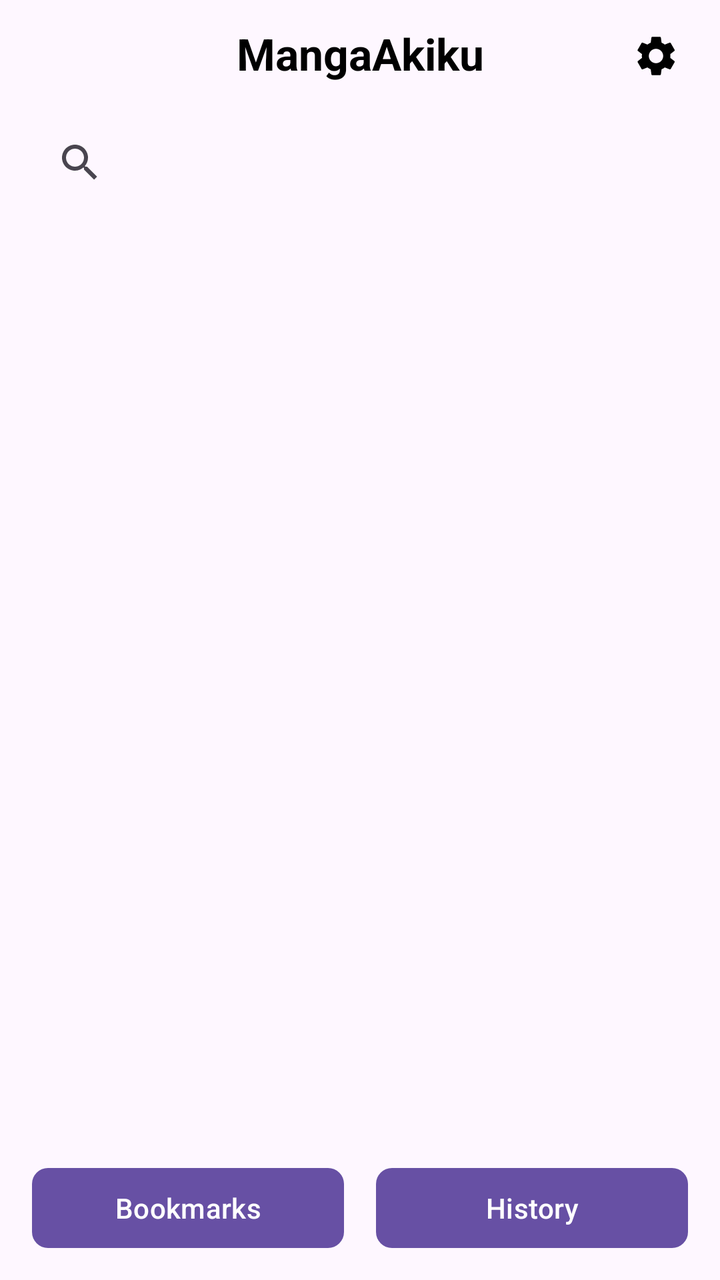
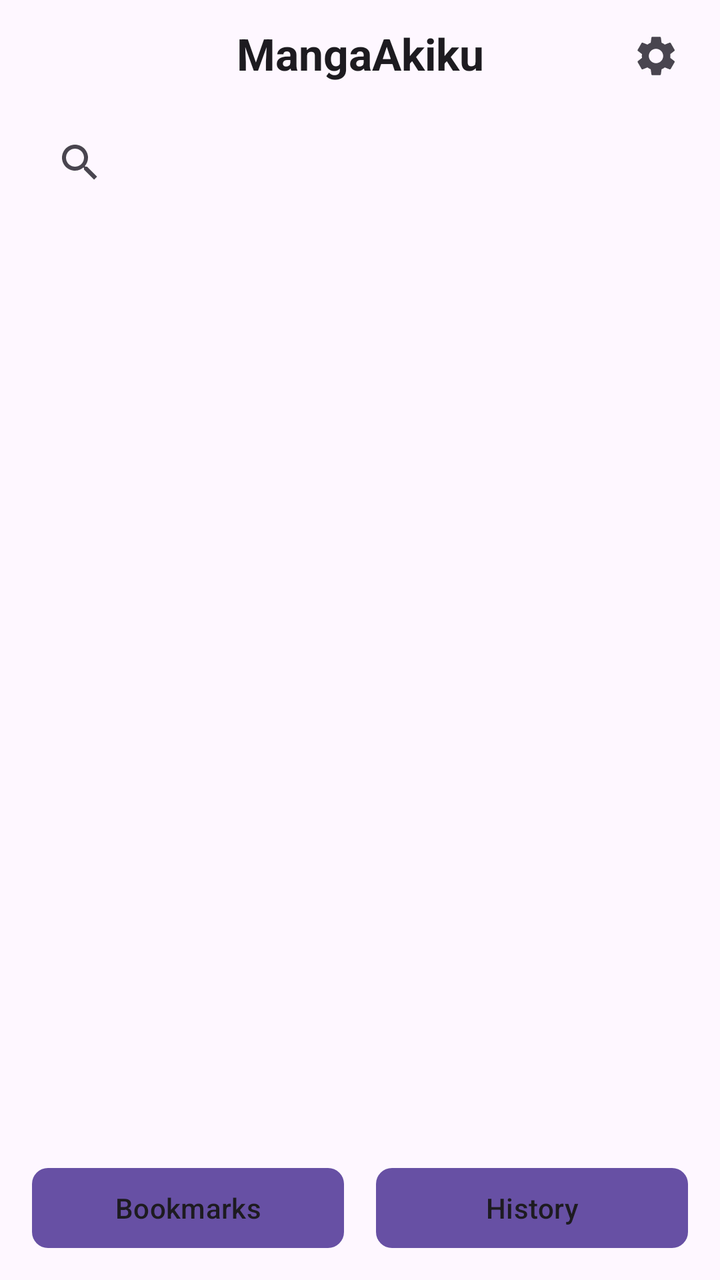

Before-and-after screenshots of an Android layout around one commit, followed by the original layout XML and the change that was made.
<!-- AndroidManifest.xml: application theme Theme.MangaV5 -->
<!-- res/layout/activity_home_page.xml -->
<?xml version="1.0" encoding="utf-8"?>
<androidx.constraintlayout.widget.ConstraintLayout
    xmlns:android="http://schemas.android.com/apk/res/android"
    xmlns:app="http://schemas.android.com/apk/res-auto"
    xmlns:tools="http://schemas.android.com/tools"
    android:id="@+id/main"
    android:layout_width="match_parent"
    android:layout_height="match_parent"
    android:fitsSystemWindows="true"
    tools:context=".MainActivitys.HomePage">

    
    <TextView
        android:id="@+id/app_title"
        android:layout_width="wrap_content"
        android:layout_height="wrap_content"
        android:text="MangaAkiku"
        android:textSize="22sp"
        android:textStyle="bold"
        android:textColor="@android:color/black"
        app:layout_constraintTop_toTopOf="parent"
        app:layout_constraintStart_toStartOf="parent"
        app:layout_constraintEnd_toEndOf="parent"
        android:gravity="center"
        android:layout_marginTop="12dp"/>

    
    <ImageButton
        android:id="@+id/button_settings"
        android:layout_width="40dp"
        android:layout_height="40dp"
        android:background="?attr/selectableItemBackgroundBorderless"
        android:contentDescription="Settings"
        android:padding="8dp"
        android:src="@drawable/ic_settings"
        app:tint="@android:color/black"
        app:layout_constraintTop_toTopOf="parent"
        app:layout_constraintEnd_toEndOf="parent"
        android:layout_marginTop="8dp"
        android:layout_marginEnd="12dp"/>

    <androidx.appcompat.widget.SearchView
        android:id="@+id/search_bar"
        android:layout_width="0dp"
        android:layout_height="wrap_content"
        android:layout_marginTop="16dp"
        android:layout_marginStart="16dp"
        android:layout_marginEnd="16dp"
        android:queryHint="Search manga"
        app:layout_constraintTop_toBottomOf="@id/app_title"
        app:layout_constraintStart_toStartOf="parent"
        app:layout_constraintEnd_toEndOf="parent" />

    
    <androidx.recyclerview.widget.RecyclerView
        android:id="@+id/recycler_main"
        android:layout_width="0dp"
        android:layout_height="0dp"
        android:layout_marginTop="8dp"
        app:layout_constraintTop_toBottomOf="@id/search_bar"
        app:layout_constraintStart_toStartOf="parent"
        app:layout_constraintEnd_toEndOf="parent"
        app:layout_constraintBottom_toTopOf="@id/bottom_buttons_container"
        android:clipToPadding="false"
        android:paddingBottom="16dp" />

    
    <androidx.recyclerview.widget.RecyclerView
        android:id="@+id/recycler_search_results"
        android:layout_width="374dp"
        android:layout_height="403dp"
        android:layout_marginTop="8dp"
        android:background="@drawable/rounded_background"
        android:elevation="8dp"
        android:padding="8dp"
        android:visibility="gone"
        app:layout_constraintEnd_toEndOf="parent"
        app:layout_constraintHorizontal_bias="0.5"
        app:layout_constraintStart_toStartOf="parent"
        app:layout_constraintTop_toBottomOf="@id/search_bar" />

    
    <LinearLayout
        android:id="@+id/bottom_buttons_container"
        android:layout_width="0dp"
        android:layout_height="wrap_content"
        android:layout_margin="16dp"
        android:orientation="horizontal"
        android:gravity="center"
        app:layout_constraintBottom_toBottomOf="parent"
        app:layout_constraintStart_toStartOf="parent"
        app:layout_constraintEnd_toEndOf="parent">

        <Button
            android:id="@+id/button_bookmarks"
            android:layout_width="0dp"
            android:layout_height="40dp"
            android:layout_weight="1"
            android:text="Bookmarks"
            android:textColor="@android:color/white"
            android:textSize="14sp"
            android:layout_marginEnd="8dp"
            android:background="@drawable/rounded_button" />

        <Button
            android:id="@+id/button_history"
            android:layout_width="0dp"
            android:layout_height="40dp"
            android:layout_weight="1"
            android:text="History"
            android:textColor="@android:color/white"
            android:textSize="14sp"
            android:layout_marginStart="8dp"
            android:background="@drawable/rounded_button" />
    </LinearLayout>

</androidx.constraintlayout.widget.ConstraintLayout>
<!-- resources referenced by this layout -->
<resources>
  <!-- drawable ic_settings (drawable) -->
  <vector xmlns:android="http://schemas.android.com/apk/res/android"
      android:width="24dp"
      android:height="24dp"
      android:viewportWidth="24"
      android:viewportHeight="24"
      android:tint="?attr/colorControlNormal">
      <path
          android:fillColor="@android:color/black"
          android:pathData="M19.14,12.94c0.04,-0.31 0.06,-0.63 0.06,-0.94s-0.02,-0.63 -0.06,-0.94l2.03,-1.58c0.18,-0.14 0.23,-0.41 0.12,-0.61l-1.92,-3.32c-0.11,-0.2 -0.36,-0.28 -0.57,-0.22l-2.39,0.96c-0.5,-0.38 -1.03,-0.7 -1.62,-0.94l-0.36,-2.54c-0.03,-0.22 -0.22,-0.39 -0.44,-0.39h-3.84c-0.22,0 -0.41,0.16 -0.44,0.39l-0.36,2.54c-0.59,0.24 -1.13,0.56 -1.62,0.94l-2.39,-0.96c-0.21,-0.08 -0.46,0.02 -0.57,0.22l-1.92,3.32c-0.12,0.2 -0.07,0.47 0.12,0.61l2.03,1.58c-0.04,0.31 -0.06,0.63 -0.06,0.94s0.02,0.63 0.06,0.94l-2.03,1.58c-0.18,0.14 -0.23,0.41 -0.12,0.61l1.92,3.32c0.11,0.2 0.36,0.28 0.57,0.22l2.39,-0.96c0.5,0.38 1.03,0.7 1.62,0.94l0.36,2.54c0.03,0.22 0.22,0.39 0.44,0.39h3.84c0.22,0 0.41,-0.16 0.44,-0.39l0.36,-2.54c0.59,-0.24 1.13,-0.56 1.62,-0.94l2.39,0.96c0.21,0.08 0.46,-0.02 0.57,-0.22l1.92,-3.32c0.11,-0.2 0.07,-0.47 -0.12,-0.61l-2.03,-1.58zM12,15.6c-1.98,0 -3.6,-1.62 -3.6,-3.6s1.62,-3.6 3.6,-3.6 3.6,1.62 3.6,3.6 -1.62,3.6 -3.6,3.6z"/>
  </vector>
  <!-- drawable rounded_background (drawable) -->
  <?xml version="1.0" encoding="utf-8"?>
  <shape xmlns:android="http://schemas.android.com/apk/res/android"
      android:shape="rectangle">
  
      <solid android:color="#FFFFFF" />   
  
      <corners android:radius="16dp" />   
  
      <stroke
          android:width="1dp"
          android:color="#CCCCCC" />       
  
  </shape>
  <!-- drawable rounded_button (drawable) -->
  <?xml version="1.0" encoding="utf-8"?>
  <shape xmlns:android="http://schemas.android.com/apk/res/android"
      android:shape="rectangle" >
      <corners android:radius="8dp" />
      <solid android:color="#4CAF50" /> 
  </shape>
  <style name="Theme.MangaV5" parent="Theme.MaterialComponents.DayNight.DarkActionBar">
          
          <item name="colorPrimary">@color/purple_500</item>
          <item name="colorPrimaryVariant">@color/purple_700</item>
          <item name="colorOnPrimary">@color/white</item>
          
          <item name="colorSecondary">@color/teal_200</item>
          <item name="colorSecondaryVariant">@color/teal_700</item>
          <item name="colorOnSecondary">@color/black</item>
          
          <item name="android:statusBarColor">?attr/colorPrimaryVariant</item>
          
      </style>
  <color name="purple_500">#FF6200EE</color>
  <color name="purple_700">#FF3700B3</color>
  <color name="white">#FFFFFFFF</color>
  <color name="teal_200">#FF03DAC5</color>
  <color name="teal_700">#FF018786</color>
  <color name="black">#FF000000</color>
</resources>

<!-- the commit's change to res/layout/activity_home_page.xml (unified diff, before → after) -->
@@ -17,7 +17,7 @@
         android:text="MangaAkiku"
         android:textSize="22sp"
         android:textStyle="bold"
-        android:textColor="@android:color/black"
+        android:textColor="?android:attr/textColorPrimary"
         app:layout_constraintTop_toTopOf="parent"
         app:layout_constraintStart_toStartOf="parent"
         app:layout_constraintEnd_toEndOf="parent"
@@ -33,7 +33,7 @@
         android:contentDescription="Settings"
         android:padding="8dp"
         android:src="@drawable/ic_settings"
-        app:tint="@android:color/black"
+        android:textColor="?android:attr/textColorPrimary"
         app:layout_constraintTop_toTopOf="parent"
         app:layout_constraintEnd_toEndOf="parent"
         android:layout_marginTop="8dp"
@@ -97,7 +97,7 @@
             android:layout_height="40dp"
             android:layout_weight="1"
             android:text="Bookmarks"
-            android:textColor="@android:color/white"
+            android:textColor="?android:attr/textColorPrimary"
             android:textSize="14sp"
             android:layout_marginEnd="8dp"
             android:background="@drawable/rounded_button" />
@@ -108,7 +108,7 @@
             android:layout_height="40dp"
             android:layout_weight="1"
             android:text="History"
-            android:textColor="@android:color/white"
+            android:textColor="?android:attr/textColorPrimary"
             android:textSize="14sp"
             android:layout_marginStart="8dp"
             android:background="@drawable/rounded_button" />
